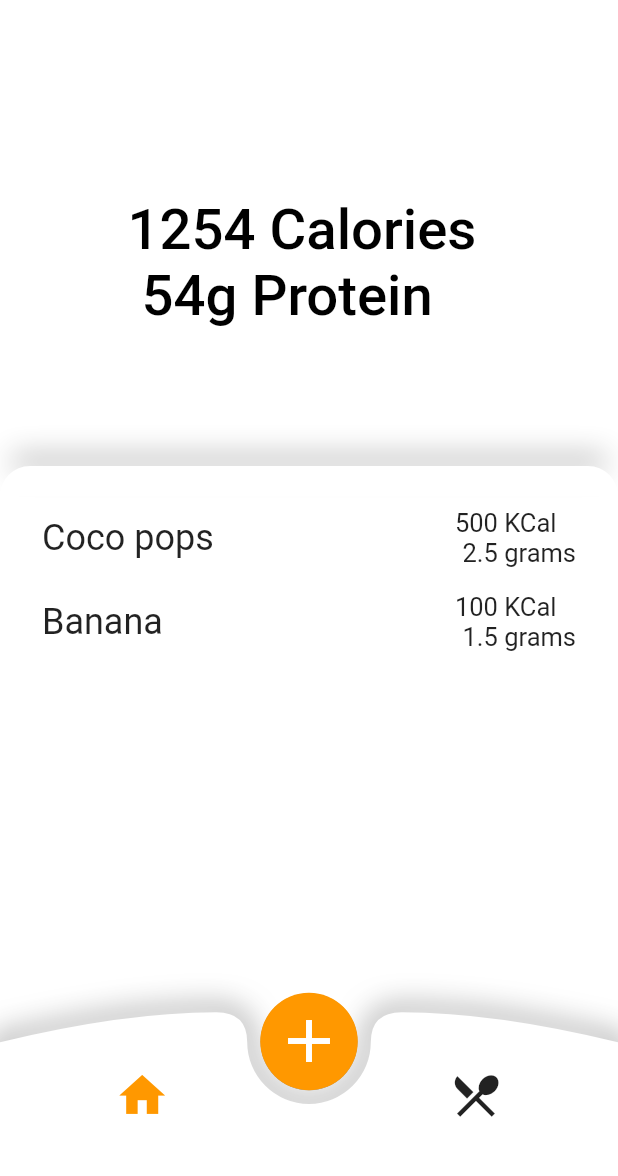
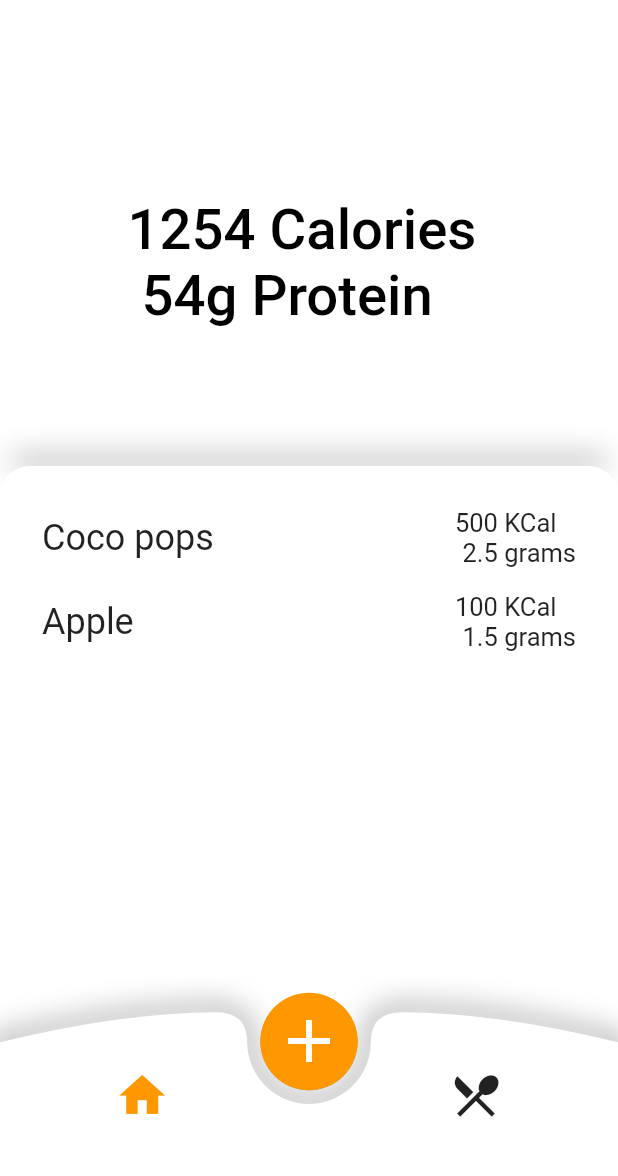
Before and after one commit to LaurenceM96/personal-nutrition-app, a Flutter app: the screen it shows after launch, on a phone screen of 412 x 824 dp, the part 59-1235 px from its top. Run offline on Flutter 3.47's test engine with Material 2 defaults, Android fonts, the phone set to English and light mode, and no system bars.

Commit message:
I have changed the word banana to apple in lines 33 and 34.

```diff
--- a/lib/main.dart
+++ b/lib/main.dart
@@ -30,8 +30,8 @@ class _NutritionHomePageState extends State<NutritionHomePage> {
   final title = 'Today\'s Nutrition';
   final textPlaceholder = '1254 Calories \n 54g Protein';
 
-  var consumedMeals = ['coco pops', 'banana'];
-  var meals = {'coco pops':'500,2.5', 'banana':'100,1.5'};
+  var consumedMeals = ['coco pops', 'apple'];
+  var meals = {'coco pops':'500,2.5', 'apple':'100,1.5'};
 
   @override
   Widget build(BuildContext context) {
```
